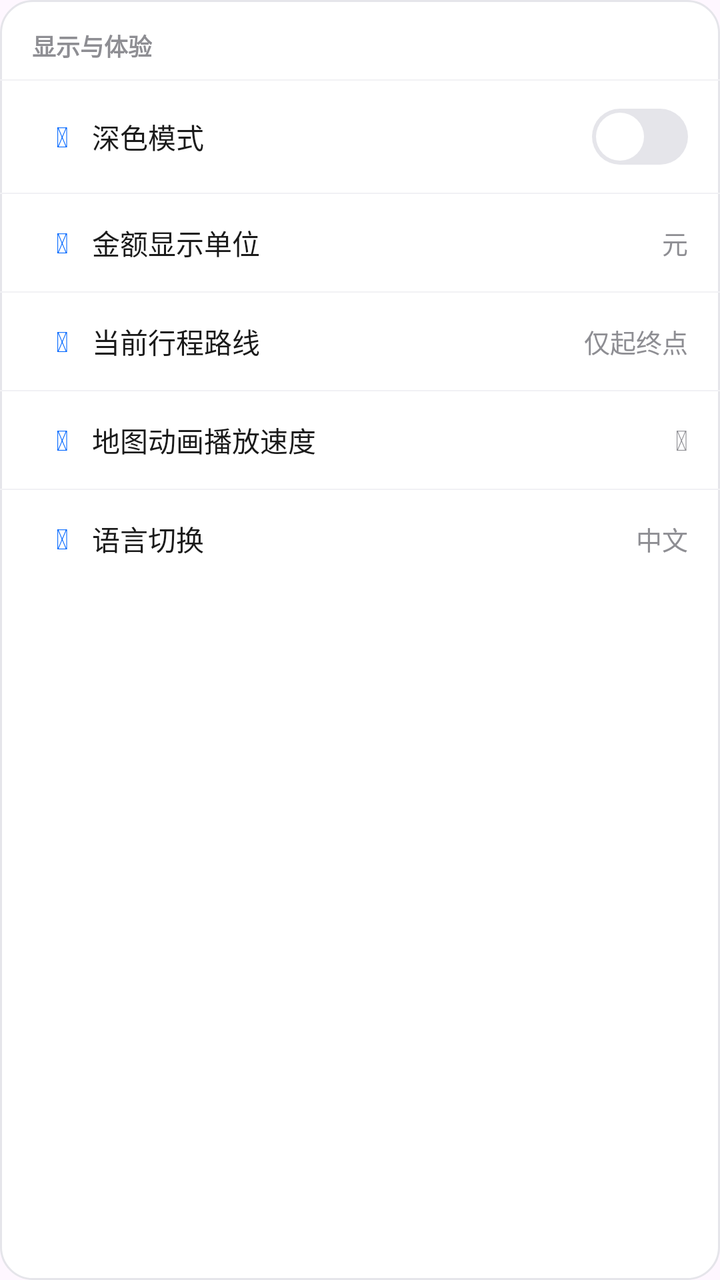
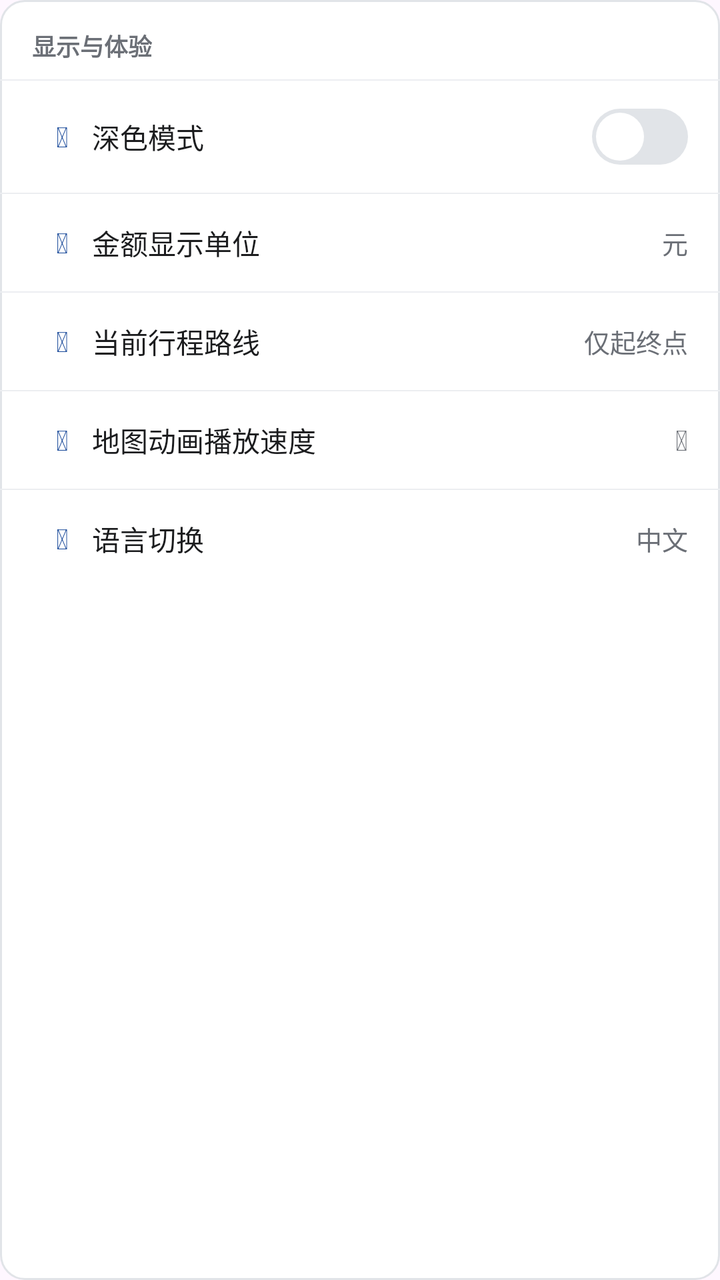

The first picture is an Android layout as it rendered before a commit; the second is the same layout after the commit. The layout source and the unified diff follow.
<!-- AndroidManifest.xml: application theme Theme.TransitU -->
<!-- res/layout/section_display.xml -->
<?xml version="1.0" encoding="utf-8"?>
<LinearLayout xmlns:android="http://schemas.android.com/apk/res/android"
    android:layout_width="match_parent"
    android:layout_height="wrap_content"
    android:orientation="vertical"
    android:background="@drawable/bg_content_card"
    android:divider="@drawable/bg_row_divider"
    android:showDividers="middle"
    android:layout_marginBottom="24dp">

    <TextView
        android:layout_width="wrap_content"
        android:layout_height="wrap_content"
        android:text="显示与体验"
        android:textColor="#8E8E93"
        android:textSize="12sp"
        android:textStyle="bold"
        android:paddingStart="16dp"
        android:paddingTop="14dp"
        android:paddingBottom="8dp" />

    <LinearLayout
        android:layout_width="match_parent"
        android:layout_height="wrap_content"
        android:orientation="horizontal"
        android:gravity="center_vertical"
        android:paddingStart="16dp"
        android:paddingEnd="16dp"
        android:paddingTop="14dp"
        android:paddingBottom="14dp">

        <TextView
            android:id="@+id/iconDarkMode"
            android:layout_width="30dp"
            android:layout_height="wrap_content"
            android:layout_gravity="center_vertical"
            android:gravity="center"
            android:text="&#xf186;"
            android:textColor="#0066FF"
            android:textSize="14sp"
            android:tag="fa" />

        <TextView
            android:layout_width="0dp"
            android:layout_height="wrap_content"
            android:layout_weight="1"
            android:text="深色模式"
            android:textColor="#1A1A1A"
            android:textSize="14sp" />

        
        <LinearLayout
            android:layout_width="48dp"
            android:layout_height="28dp"
            android:background="@drawable/bg_toggle_off"
            android:gravity="center_vertical"
            android:paddingStart="2dp">

            <View
                android:layout_width="24dp"
                android:layout_height="24dp"
                android:background="@drawable/bg_toggle_knob" />
        </LinearLayout>
    </LinearLayout>

    <LinearLayout
        android:layout_width="match_parent"
        android:layout_height="wrap_content"
        android:orientation="horizontal"
        android:gravity="center_vertical"
        android:paddingStart="16dp"
        android:paddingEnd="16dp"
        android:paddingTop="14dp"
        android:paddingBottom="14dp">

        <TextView
            android:id="@+id/iconAmountUnit"
            android:layout_width="30dp"
            android:layout_height="wrap_content"
            android:layout_gravity="center_vertical"
            android:gravity="center"
            android:text="&#xf51e;"
            android:textColor="#0066FF"
            android:textSize="14sp"
            android:tag="fa" />

        <TextView
            android:layout_width="0dp"
            android:layout_height="wrap_content"
            android:layout_weight="1"
            android:text="金额显示单位"
            android:textColor="#1A1A1A"
            android:textSize="14sp" />
        <TextView
            android:layout_width="wrap_content"
            android:layout_height="wrap_content"
            android:text="元"
            android:textColor="#8E8E93"
            android:textSize="13sp" />
    </LinearLayout>

    <LinearLayout
        android:id="@+id/rowCurrentTripRoute"
        android:layout_width="match_parent"
        android:layout_height="wrap_content"
        android:orientation="horizontal"
        android:gravity="center_vertical"
        android:paddingStart="16dp"
        android:paddingEnd="16dp"
        android:paddingTop="14dp"
        android:paddingBottom="14dp"
        android:clickable="true"
        android:focusable="true">

        <TextView
            android:id="@+id/iconCurrentTripRoute"
            android:layout_width="30dp"
            android:layout_height="wrap_content"
            android:layout_gravity="center_vertical"
            android:gravity="center"
            android:text="&#xf4d7;"
            android:textColor="#0066FF"
            android:textSize="14sp"
            android:tag="fa" />

        <TextView
            android:layout_width="0dp"
            android:layout_height="wrap_content"
            android:layout_weight="1"
            android:text="当前行程路线"
            android:textColor="#1A1A1A"
            android:textSize="14sp" />

        <TextView
            android:id="@+id/tvCurrentTripRouteValue"
            android:layout_width="wrap_content"
            android:layout_height="wrap_content"
            android:text="仅起终点"
            android:textColor="#8E8E93"
            android:textSize="13sp" />
    </LinearLayout>

    <LinearLayout
        android:layout_width="match_parent"
        android:layout_height="wrap_content"
        android:orientation="horizontal"
        android:gravity="center_vertical"
        android:paddingStart="16dp"
        android:paddingEnd="16dp"
        android:paddingTop="14dp"
        android:paddingBottom="14dp">

        <TextView
            android:id="@+id/iconMapSpeed"
            android:layout_width="30dp"
            android:layout_height="wrap_content"
            android:layout_gravity="center_vertical"
            android:gravity="center"
            android:text="&#xf5a0;"
            android:textColor="#0066FF"
            android:textSize="14sp"
            android:tag="fa" />

        <TextView
            android:layout_width="0dp"
            android:layout_height="wrap_content"
            android:layout_weight="1"
            android:text="地图动画播放速度"
            android:textColor="#1A1A1A"
            android:textSize="14sp" />
        <TextView
            android:layout_width="wrap_content"
            android:layout_height="wrap_content"
            android:text="&#xf054;"
            android:textColor="#8E8E93"
            android:textSize="14sp"
            android:tag="fa" />
    </LinearLayout>

    <LinearLayout
        android:id="@+id/rowLanguage"
        android:layout_width="match_parent"
        android:layout_height="wrap_content"
        android:orientation="horizontal"
        android:gravity="center_vertical"
        android:paddingStart="16dp"
        android:paddingEnd="16dp"
        android:paddingTop="14dp"
        android:paddingBottom="14dp"
        android:clickable="true"
        android:focusable="true">

        <TextView
            android:id="@+id/iconLanguage"
            android:layout_width="30dp"
            android:layout_height="wrap_content"
            android:layout_gravity="center_vertical"
            android:gravity="center"
            android:text="&#xf1ab;"
            android:textColor="#0066FF"
            android:textSize="14sp"
            android:tag="fa" />

        <TextView
            android:layout_width="0dp"
            android:layout_height="wrap_content"
            android:layout_weight="1"
            android:text="语言切换"
            android:textColor="#1A1A1A"
            android:textSize="14sp" />
        <TextView
            android:id="@+id/tvLanguageValue"
            android:layout_width="wrap_content"
            android:layout_height="wrap_content"
            android:text="中文"
            android:textColor="#8E8E93"
            android:textSize="13sp" />
    </LinearLayout>
</LinearLayout>
<!-- resources referenced by this layout -->
<resources>
  <!-- drawable bg_content_card (drawable) -->
  <?xml version="1.0" encoding="utf-8"?>
  <shape xmlns:android="http://schemas.android.com/apk/res/android">
      <solid android:color="#FFFFFF" />
      <corners android:radius="16dp" />
      <stroke android:width="1dp" android:color="#E5E5EA" />
  </shape>
  <!-- drawable bg_row_divider (drawable) -->
  <?xml version="1.0" encoding="utf-8"?>
  <shape xmlns:android="http://schemas.android.com/apk/res/android">
      <size android:height="0.5dp" />
      <solid android:color="#F1F1F4" />
  </shape>
  <!-- drawable bg_toggle_knob (drawable) -->
  <?xml version="1.0" encoding="utf-8"?>
  <shape xmlns:android="http://schemas.android.com/apk/res/android"
      android:shape="oval">
      <solid android:color="#FFFFFF" />
      <size android:width="24dp" android:height="24dp" />
  </shape>
  <!-- drawable bg_toggle_off (drawable) -->
  <?xml version="1.0" encoding="utf-8"?>
  <shape xmlns:android="http://schemas.android.com/apk/res/android">
      <solid android:color="#E5E5EA" />
      <corners android:radius="14dp" />
  </shape>
  <style name="Theme.TransitU" parent="Theme.Material3.DayNight.NoActionBar">
          
          <item name="android:textSelectHandle">@drawable/tu_text_select_handle_middle</item>
          <item name="android:textSelectHandleLeft">@drawable/tu_text_select_handle_left</item>
          <item name="android:textSelectHandleRight">@drawable/tu_text_select_handle_right</item>
  
          
          <item name="android:textColorHighlight">@color/m3_highlighted_text</item>
      </style>
  <!-- drawable tu_text_select_handle_middle (drawable) -->
  <?xml version="1.0" encoding="utf-8"?>
  <bitmap xmlns:android="http://schemas.android.com/apk/res/android"
      android:src="@drawable/abc_text_select_handle_middle_mtrl"
      android:tint="?attr/colorPrimary"
      android:tintMode="src_in" />
  <!-- drawable tu_text_select_handle_left (drawable) -->
  <?xml version="1.0" encoding="utf-8"?>
  <bitmap xmlns:android="http://schemas.android.com/apk/res/android"
      android:src="@drawable/abc_text_select_handle_left_mtrl"
      android:tint="?attr/colorPrimary"
      android:tintMode="src_in" />
  <!-- drawable tu_text_select_handle_right (drawable) -->
  <?xml version="1.0" encoding="utf-8"?>
  <bitmap xmlns:android="http://schemas.android.com/apk/res/android"
      android:src="@drawable/abc_text_select_handle_right_mtrl"
      android:tint="?attr/colorPrimary"
      android:tintMode="src_in" />
</resources>

<!-- the commit's change to res/layout/section_display.xml (unified diff, before → after) -->
@@ -12,7 +12,7 @@
         android:layout_width="wrap_content"
         android:layout_height="wrap_content"
         android:text="显示与体验"
-        android:textColor="#8E8E93"
+        android:textColor="@color/ink_3"
         android:textSize="12sp"
         android:textStyle="bold"
         android:paddingStart="16dp"
@@ -36,7 +36,7 @@
             android:layout_gravity="center_vertical"
             android:gravity="center"
             android:text="&#xf186;"
-            android:textColor="#0066FF"
+            android:textColor="@color/accent"
             android:textSize="14sp"
             android:tag="fa" />
 
@@ -45,7 +45,7 @@
             android:layout_height="wrap_content"
             android:layout_weight="1"
             android:text="深色模式"
-            android:textColor="#1A1A1A"
+            android:textColor="@color/ink"
             android:textSize="14sp" />
 
         
@@ -80,7 +80,7 @@
             android:layout_gravity="center_vertical"
             android:gravity="center"
             android:text="&#xf51e;"
-            android:textColor="#0066FF"
+            android:textColor="@color/accent"
             android:textSize="14sp"
             android:tag="fa" />
 
@@ -89,13 +89,13 @@
             android:layout_height="wrap_content"
             android:layout_weight="1"
             android:text="金额显示单位"
-            android:textColor="#1A1A1A"
+            android:textColor="@color/ink"
             android:textSize="14sp" />
         <TextView
             android:layout_width="wrap_content"
             android:layout_height="wrap_content"
             android:text="元"
-            android:textColor="#8E8E93"
+            android:textColor="@color/ink_3"
             android:textSize="13sp" />
     </LinearLayout>
 
@@ -119,7 +119,7 @@
             android:layout_gravity="center_vertical"
             android:gravity="center"
             android:text="&#xf4d7;"
-            android:textColor="#0066FF"
+            android:textColor="@color/accent"
             android:textSize="14sp"
             android:tag="fa" />
 
@@ -128,7 +128,7 @@
             android:layout_height="wrap_content"
             android:layout_weight="1"
             android:text="当前行程路线"
-            android:textColor="#1A1A1A"
+            android:textColor="@color/ink"
             android:textSize="14sp" />
 
         <TextView
@@ -136,7 +136,7 @@
             android:layout_width="wrap_content"
             android:layout_height="wrap_content"
             android:text="仅起终点"
-            android:textColor="#8E8E93"
+            android:textColor="@color/ink_3"
             android:textSize="13sp" />
     </LinearLayout>
 
@@ -157,7 +157,7 @@
             android:layout_gravity="center_vertical"
             android:gravity="center"
             android:text="&#xf5a0;"
-            android:textColor="#0066FF"
+            android:textColor="@color/accent"
             android:textSize="14sp"
             android:tag="fa" />
 
@@ -166,13 +166,13 @@
             android:layout_height="wrap_content"
             android:layout_weight="1"
             android:text="地图动画播放速度"
-            android:textColor="#1A1A1A"
+            android:textColor="@color/ink"
             android:textSize="14sp" />
         <TextView
             android:layout_width="wrap_content"
             android:layout_height="wrap_content"
             android:text="&#xf054;"
-            android:textColor="#8E8E93"
+            android:textColor="@color/ink_3"
             android:textSize="14sp"
             android:tag="fa" />
     </LinearLayout>
@@ -197,7 +197,7 @@
             android:layout_gravity="center_vertical"
             android:gravity="center"
             android:text="&#xf1ab;"
-            android:textColor="#0066FF"
+            android:textColor="@color/accent"
             android:textSize="14sp"
             android:tag="fa" />
 
@@ -206,14 +206,14 @@
             android:layout_height="wrap_content"
             android:layout_weight="1"
             android:text="语言切换"
-            android:textColor="#1A1A1A"
+            android:textColor="@color/ink"
             android:textSize="14sp" />
         <TextView
             android:id="@+id/tvLanguageValue"
             android:layout_width="wrap_content"
             android:layout_height="wrap_content"
             android:text="中文"
-            android:textColor="#8E8E93"
+            android:textColor="@color/ink_3"
             android:textSize="13sp" />
     </LinearLayout>
 </LinearLayout>
<!-- resource entries referenced after the edit -->
@@ -1,17 +1,20 @@
 <!-- resources referenced by this layout -->
 <resources>
+  <color name="accent">#1F4E9C</color>
+  <color name="ink">#1B1C1E</color>
+  <color name="ink_3">#6B6F76</color>
   <!-- drawable bg_content_card (drawable) -->
   <?xml version="1.0" encoding="utf-8"?>
   <shape xmlns:android="http://schemas.android.com/apk/res/android">
       <solid android:color="#FFFFFF" />
-      <corners android:radius="16dp" />
-      <stroke android:width="1dp" android:color="#E5E5EA" />
+      <corners android:radius="12dp" />
+      <stroke android:width="1dp" android:color="@color/line" />
   </shape>
   <!-- drawable bg_row_divider (drawable) -->
   <?xml version="1.0" encoding="utf-8"?>
   <shape xmlns:android="http://schemas.android.com/apk/res/android">
       <size android:height="0.5dp" />
-      <solid android:color="#F1F1F4" />
+      <solid android:color="@color/fill" />
   </shape>
   <!-- drawable bg_toggle_knob (drawable) -->
   <?xml version="1.0" encoding="utf-8"?>
@@ -23,8 +26,8 @@
   <!-- drawable bg_toggle_off (drawable) -->
   <?xml version="1.0" encoding="utf-8"?>
   <shape xmlns:android="http://schemas.android.com/apk/res/android">
-      <solid android:color="#E5E5EA" />
-      <corners android:radius="14dp" />
+      <solid android:color="@color/line" />
+      <corners android:radius="999dp" />
   </shape>
   <style name="Theme.TransitU" parent="Theme.Material3.DayNight.NoActionBar">
           
@@ -35,6 +38,8 @@
           
           <item name="android:textColorHighlight">@color/m3_highlighted_text</item>
       </style>
+  <color name="line">#E1E4E8</color>
+  <color name="fill">#ECEEF1</color>
   <!-- drawable tu_text_select_handle_middle (drawable) -->
   <?xml version="1.0" encoding="utf-8"?>
   <bitmap xmlns:android="http://schemas.android.com/apk/res/android"
